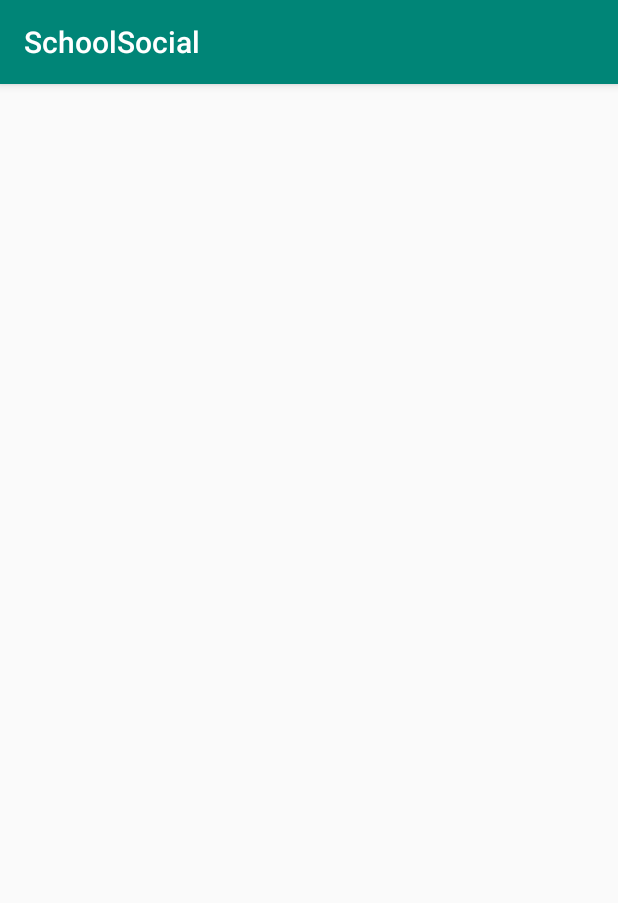
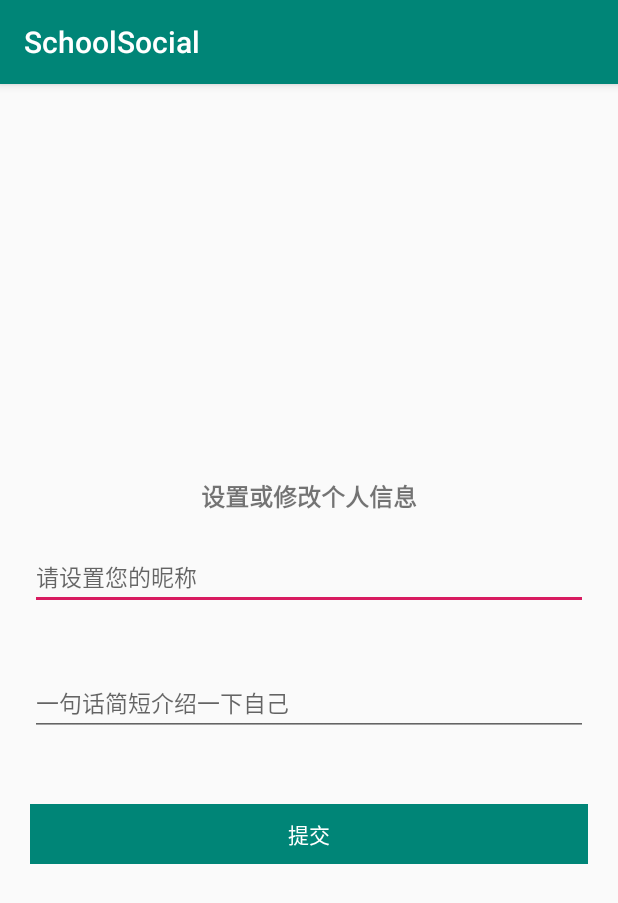
Before and after one commit to zhuandian/SchoolSocial, an Android app: the UserInfoActivity screen opened directly, with no data from a screen before it, on a phone screen of 412 x 824 dp. Shown: the top 903 px of the screen. Run offline under Robolectric (Android 15) with nearby library versions, the phone set to English and light mode, and no system bars; our stand-ins replace ButterKnife; libraries missing offline, so code that uses them is left out: cn.bmob.v3; 3 statements that could not run were skipped.

Commit message:
完成校园动态

```diff
--- a/app/src/main/java/com/zhuandian/schoolsocial/business/studentActivity/StudentActivity.java
+++ b/app/src/main/java/com/zhuandian/schoolsocial/business/studentActivity/StudentActivity.java
@@ -1,5 +1,6 @@
 package com.zhuandian.schoolsocial.business.studentActivity;
 
+import android.content.Intent;
 import android.os.Bundle;
 import android.view.View;
 
@@ -23,13 +24,13 @@ public class StudentActivity extends BaseActivity {
     }
 
 
-
     @OnClick({R.id.tv_new_student_info, R.id.tv_school_map, R.id.tv_student_grade, R.id.tv_search_kebiao, R.id.tv_user_info})
     public void onClick(View view) {
         switch (view.getId()) {
             case R.id.tv_new_student_info:
                 break;
             case R.id.tv_school_map:
+                startActivity(new Intent(StudentActivity.this, SchoolMapActivity.class));
                 break;
             case R.id.tv_student_grade:
                 break;
--- a/app/src/main/java/com/zhuandian/schoolsocial/business/studentActivity/UserInfoActivity.java
+++ b/app/src/main/java/com/zhuandian/schoolsocial/business/studentActivity/UserInfoActivity.java
@@ -1,15 +1,60 @@
 package com.zhuandian.schoolsocial.business.studentActivity;
 
-import android.support.v7.app.AppCompatActivity;
 import android.os.Bundle;
+import android.text.TextUtils;
+import android.widget.EditText;
+import android.widget.TextView;
+import android.widget.Toast;
 
 import com.zhuandian.schoolsocial.R;
+import com.zhuandian.schoolsocial.base.BaseActivity;
+import com.zhuandian.schoolsocial.entity.UserEntity;
 
-public class UserInfoActivity extends AppCompatActivity {
+import butterknife.BindView;
+import butterknife.ButterKnife;
+import butterknife.OnClick;
+import cn.bmob.v3.Bmob;
+import cn.bmob.v3.BmobUser;
+import cn.bmob.v3.exception.BmobException;
+import cn.bmob.v3.listener.UpdateListener;
+
+public class UserInfoActivity extends BaseActivity {
+
+
+    @BindView(R.id.et_nick_name)
+    EditText etNickName;
+    @BindView(R.id.et_user_desc)
+    EditText etUserDesc;
+    @BindView(R.id.tv_submit)
+    TextView tvSubmit;
+    private UserEntity userEntity;
 
     @Override
-    protected void onCreate(Bundle savedInstanceState) {
-        super.onCreate(savedInstanceState);
-        setContentView(R.layout.activity_user_info);
+    protected int getLayoutId() {
+        return R.layout.activity_user_info;
+    }
+
+    @Override
+    protected void setUpView() {
+        userEntity = BmobUser.getCurrentUser(UserEntity.class);
+        etNickName.setText(userEntity.getNikeName());
+        etUserDesc.setText(userEntity.getUserInfo());
+    }
+
+
+    @OnClick(R.id.tv_submit)
+    public void onClick() {
+        if (TextUtils.isEmpty(etNickName.getText().toString()) || TextUtils.isEmpty(etUserDesc.getText().toString())) {
+            userEntity.setNikeName(etNickName.getText().toString());
+            userEntity.setUserInfo(etUserDesc.getText().toString());
+            userEntity.update(new UpdateListener() {
+                @Override
+                public void done(BmobException e) {
+                    if (e == null) {
+                        Toast.makeText(UserInfoActivity.this, "更新成功...", Toast.LENGTH_SHORT).show();
+                    }
+                }
+            });
+        }
     }
 }
--- a/app/src/main/res/layout/activity_search_ke_biao.xml
+++ b/app/src/main/res/layout/activity_search_ke_biao.xml
@@ -6,4 +6,9 @@
     android:layout_height="match_parent"
     tools:context=".business.studentActivity.SearchKeBiaoActivity">
 
+    <ImageView
+        android:layout_width="match_parent"
+        android:layout_height="match_parent"
+        android:scaleType="fitXY"
+        android:src="@drawable/ic_kebiao" />
 </android.support.constraint.ConstraintLayout>
--- a/app/src/main/res/layout/activity_student.xml
+++ b/app/src/main/res/layout/activity_student.xml
@@ -9,6 +9,7 @@
 
 
     <TextView
+        android:visibility="gone"
         android:id="@+id/tv_new_student_info"
         android:layout_width="match_parent"
         android:layout_height="40dp"
--- a/app/src/main/res/layout/activity_user_info.xml
+++ b/app/src/main/res/layout/activity_user_info.xml
@@ -1,9 +1,47 @@
 <?xml version="1.0" encoding="utf-8"?>
-<android.support.constraint.ConstraintLayout xmlns:android="http://schemas.android.com/apk/res/android"
-    xmlns:app="http://schemas.android.com/apk/res-auto"
+<LinearLayout xmlns:android="http://schemas.android.com/apk/res/android"
     xmlns:tools="http://schemas.android.com/tools"
     android:layout_width="match_parent"
     android:layout_height="match_parent"
+    android:gravity="center"
+    android:orientation="vertical"
     tools:context=".business.studentActivity.UserInfoActivity">
 
-</android.support.constraint.ConstraintLayout>
+    <TextView
+        android:layout_width="match_parent"
+        android:layout_height="wrap_content"
+        android:layout_marginTop="20dp"
+        android:gravity="center_horizontal"
+        android:text="设置或修改个人信息"
+        android:textSize="16sp"
+        android:textStyle="bold" />
+
+    <EditText
+        android:id="@+id/et_nick_name"
+        android:layout_width="match_parent"
+        android:layout_height="wrap_content"
+        android:layout_margin="20dp"
+        android:hint="请设置您的昵称"
+        android:textSize="15sp" />
+
+    <EditText
+        android:id="@+id/et_user_desc"
+        android:layout_width="match_parent"
+        android:layout_height="wrap_content"
+        android:layout_margin="20dp"
+        android:hint="一句话简短介绍一下自己"
+        android:textSize="15sp" />
+
+    <TextView
+        android:id="@+id/tv_submit"
+        android:layout_width="match_parent"
+        android:layout_height="40dp"
+        android:layout_marginLeft="20dp"
+        android:layout_marginTop="25dp"
+        android:layout_marginRight="20dp"
+        android:layout_marginBottom="5dp"
+        android:background="@color/colorPrimary"
+        android:gravity="center"
+        android:text="提交"
+        android:textColor="#fff" />
+</LinearLayout>
```
Also changed, not shown: app/src/main/java/com/zhuandian/schoolsocial/business/studentActivity/StudentGradeActivity.java (+46 -5 lines), app/src/main/java/com/zhuandian/schoolsocial/entity/ScoreEntity.java (added, +31 -0 lines), app/src/main/res/layout/activity_student_grade.xml (+29 -3 lines), app/src/main/res/drawable/ic_kebiao.jpg (added), app/src/main/res/drawable/ic_school_map.jpg (deleted), app/src/main/res/drawable/ic_school_map.png (added).
